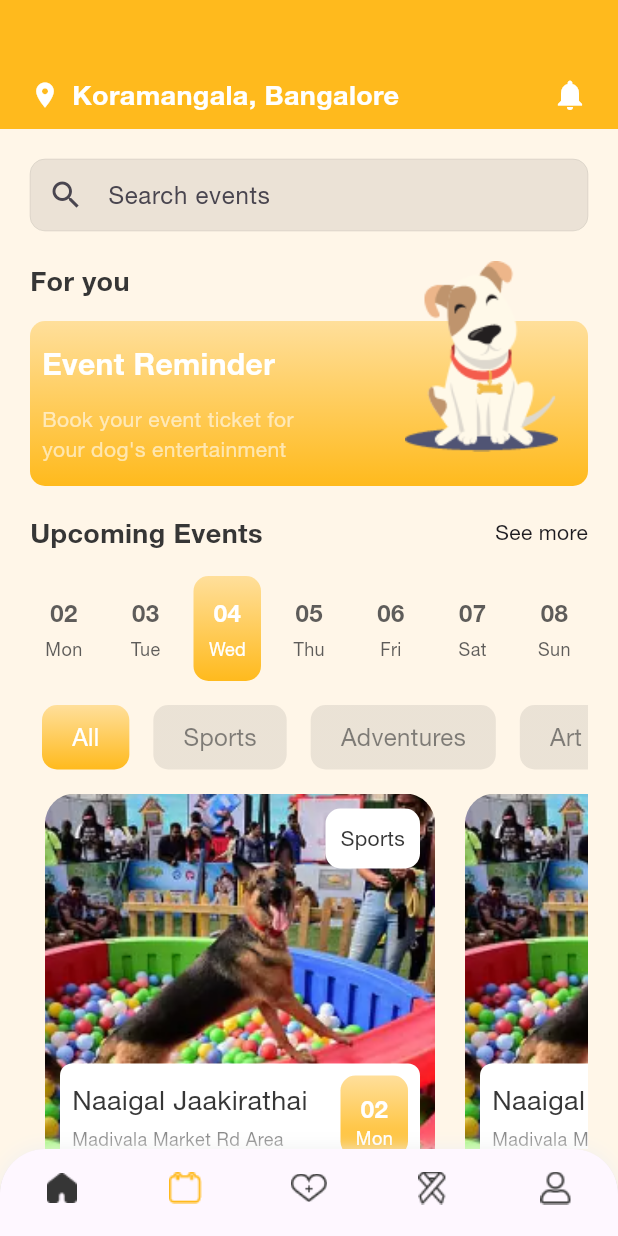
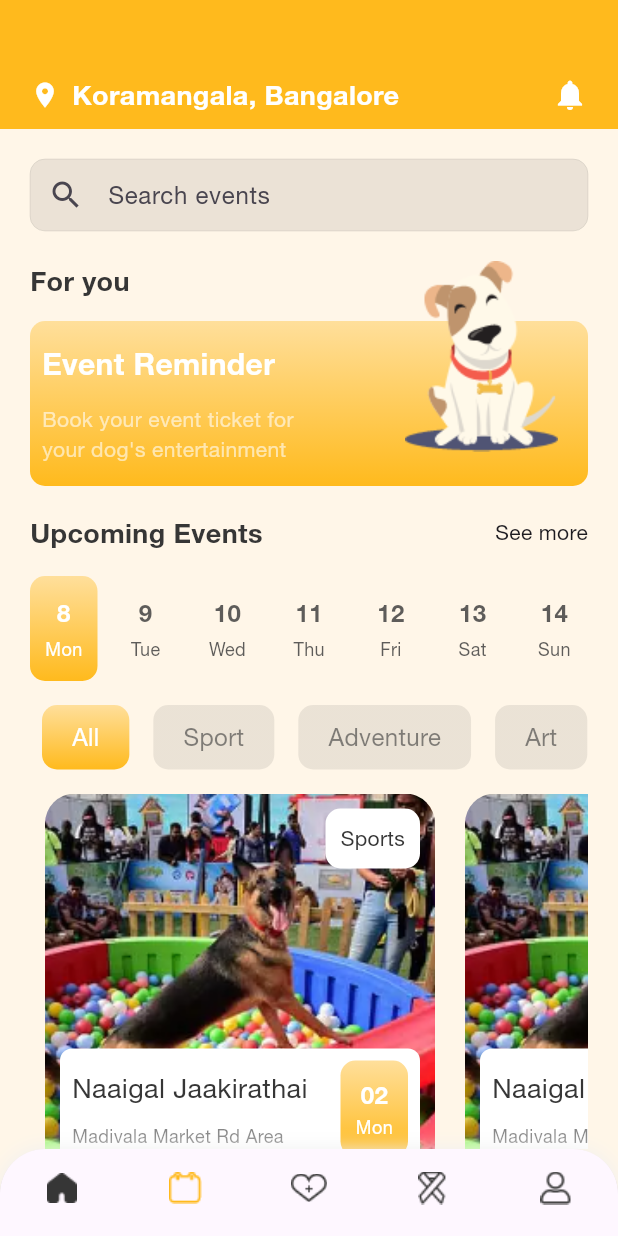
Before and after one commit to pranjaljain0/waggy-flutter, a Flutter app: the Home screen opened directly, item 2 of the bottom bar chosen, on a phone screen of 412 x 824 dp. Run offline on Flutter 3.47's test engine with Material 3 defaults, Android fonts, the phone set to English and light mode, and no system bars; our stand-ins replace google_maps_flutter, location, nanoid, numberpicker, shared_preferences, swipe_cards; accounts and stored records are empty.

Commit message:
add actions to the events page elements

```diff
--- a/lib/screens/home/events/Events.dart
+++ b/lib/screens/home/events/Events.dart
@@ -11,7 +11,27 @@ class Events extends StatefulWidget {
   State<Events> createState() => _EventsState();
 }
 
+class Date {
+  int? date;
+  String? day;
+  String? dayOfWeek;
+  Date({this.date, this.day, this.dayOfWeek});
+}
+
 class _EventsState extends State<Events> {
+  List<Date> dates = [
+    Date(date: 8, day: "Jun", dayOfWeek: "Mon"),
+    Date(date: 9, day: "Jun", dayOfWeek: "Tue"),
+    Date(date: 10, day: "Jun", dayOfWeek: "Wed"),
+    Date(date: 11, day: "Jun", dayOfWeek: "Thu"),
+    Date(date: 12, day: "Jun", dayOfWeek: "Fri"),
+    Date(date: 13, day: "Jun", dayOfWeek: "Sat"),
+    Date(date: 14, day: "Jun", dayOfWeek: "Sun"),
+  ];
+  Date selectedDate = Date(date: 8, day: "Jun", dayOfWeek: "Mon");
+
+  String selectedEventType = "All";
+  List<String> eventTypes = ["All", "Sport", "Adventure", "Art"];
   onClickHandler() {
     Navigator.push(
       context,
@@ -184,16 +204,16 @@ class _EventsState extends State<Events> {
                   child: Row(
                       mainAxisAlignment: MainAxisAlignment.spaceBetween,
                       crossAxisAlignment: CrossAxisAlignment.center,
-                    children: [
-                      dateChip("02", "Mon", false),
-                      dateChip("03", "Tue", false),
-                      dateChip("04", "Wed", true),
-                      dateChip("05", "Thu", false),
-                      dateChip("06", "Fri", false),
-                      dateChip("07", "Sat", false),
-                      dateChip("08", "Sun", false),
-                    ],
-                  ),
+                      children: dates
+                          .map((date) => dateChip(
+                              date.date.toString(),
+                              date.dayOfWeek.toString(),
+                              selectedDate.date == date.date &&
+                                  selectedDate.day == date.day,
+                              () => setState(() {
+                                    selectedDate = date;
+                                  })))
+                          .toList()),
                 ),
                 Padding(
                   padding:
@@ -203,12 +223,14 @@ class _EventsState extends State<Events> {
                     child: Row(
                       mainAxisAlignment: MainAxisAlignment.spaceBetween,
                       crossAxisAlignment: CrossAxisAlignment.center,
-                      children: [
-                        chip("All", true),
-                        chip("Sports", false),
-                        chip("Adventures", false),
-                        chip("Art", false),
-                      ],
+                      children: eventTypes
+                          .map((event) => chip(
+                              event,
+                              event == selectedEventType,
+                              () => setState(() {
+                                    selectedEventType = event;
+                                  })))
+                          .toList(),
                     ),
                   ),
                 ),
@@ -246,8 +268,11 @@ class _EventsState extends State<Events> {
   }
 }
 
-Widget dateChip(String date, String day, bool isActive) {
-  return Container(
+Widget dateChip(String date, String day, bool isActive,
+    GestureTapCallback gestureTapCallback) {
+  return GestureDetector(
+    onTap: gestureTapCallback,
+    child: Container(
       height: 70,
       width: 45,
       decoration: BoxDecoration(
@@ -295,12 +320,16 @@ Widget dateChip(String date, String day, bool isActive) {
         ],
       ),
       padding: const EdgeInsets.all(10.0),
+    ),
   );
 }
 
-Widget chip(String label, bool isActive) {
+Widget chip(
+    String label, bool isActive, GestureTapCallback gestureTapCallback) {
   return Padding(
     padding: const EdgeInsets.symmetric(horizontal: 8),
+    child: GestureDetector(
+      onTap: gestureTapCallback,
       child: Container(
           decoration: BoxDecoration(
               gradient: isActive
@@ -331,5 +360,6 @@ Widget chip(String label, bool isActive) {
             ),
           ),
           padding: const EdgeInsets.symmetric(horizontal: 20, vertical: 10)),
+    ),
   );
 }
--- a/lib/widgets/EventWidgets/EventCard.dart
+++ b/lib/widgets/EventWidgets/EventCard.dart
@@ -2,7 +2,7 @@ import 'package:flutter/material.dart';
 import 'package:waggy/constants/Colors.dart';
 
 class EventCard extends StatelessWidget {
-  final onClickHandler;
+  final Function onClickHandler;
   const EventCard({Key? key, required this.onClickHandler}) : super(key: key);
 
   @override
@@ -36,7 +36,7 @@ class EventCard extends StatelessWidget {
               child: Padding(
                 padding: const EdgeInsets.all(10),
                 child: Container(
-                  height: 70,
+                  height: 80,
                   width: 200,
                   padding: const EdgeInsets.all(8),
                   decoration: BoxDecoration(
```
Lines whose indentation alone changed are shown as unchanged.
